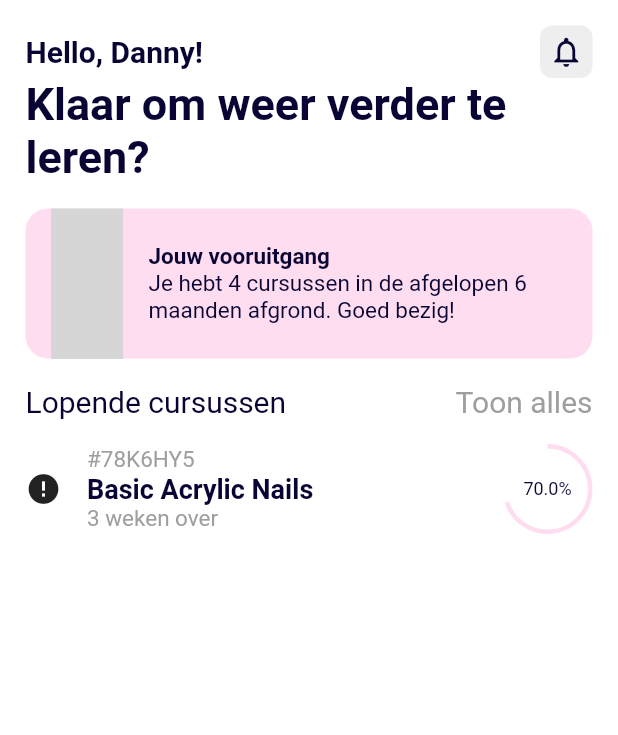
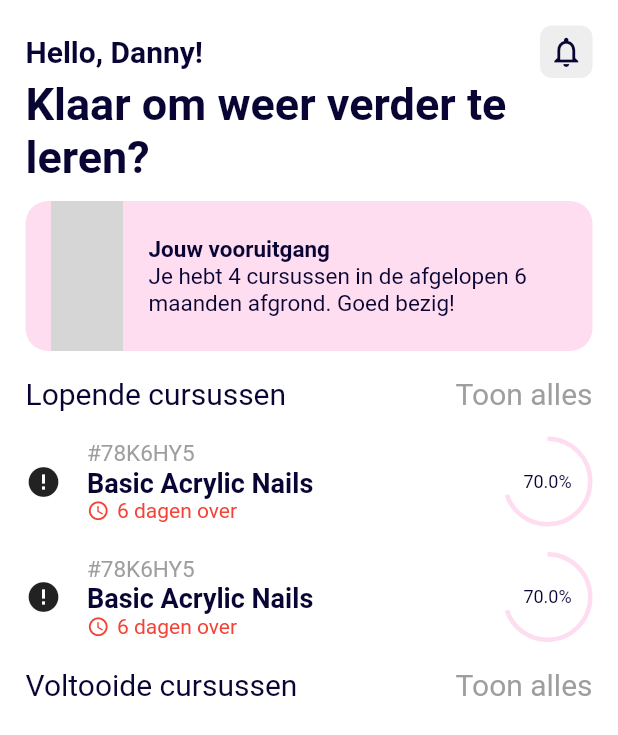
Before and after one commit to dannyajc/nailstudy_app_flutter, a Flutter app: the screen it shows after launch, on a phone screen of 412 x 824 dp. Shown: the top 735 px of the screen. Run offline on Flutter 3.47's test engine with Material 2 defaults, Android fonts, the light colour scheme and no system bars; drawn by our look-alikes of cached_network_image, percent_indicator; our stand-ins replace flutter_svg; network calls fail; Roboto replaces fonts that are missing (SF Pro Display); project files that could hold a hidden picture were left out; grey boxes are pictures that could not be loaded.

Commit message:
Fix expiry indicator

```diff
--- a/lib/screens/home/home_page.dart
+++ b/lib/screens/home/home_page.dart
@@ -23,6 +23,10 @@ class HomePage extends StatelessWidget {
             padding: const EdgeInsets.all(kDefaultPadding),
             child: Column(
               crossAxisAlignment: CrossAxisAlignment.start,
+              children: [
+                SizedBox(
+                  height: 100,
+                  child: Column(
                     children: [
                       Row(
                         mainAxisAlignment: MainAxisAlignment.spaceBetween,
@@ -55,6 +59,12 @@ class HomePage extends StatelessWidget {
                                 fontSize: kHeader1,
                                 color: kSecondaryColor)),
                       ),
+                    ],
+                  ),
+                ),
+                SingleChildScrollView(
+                  child: Column(
+                    children: [
                       const SizedBox(
                         height: kDefaultPadding,
                       ),
@@ -68,11 +78,30 @@ class HomePage extends StatelessWidget {
                                   fontSize: kHeader2, color: kSecondaryColor)),
                           //TODO BUTTON
                           Text('Toon alles',
-                        style: TextStyle(fontSize: kHeader2, color: kGrey))
+                              style:
+                                  TextStyle(fontSize: kHeader2, color: kGrey))
                         ],
                       ),
                       addVerticalSpace(),
                       ProgressCourse(),
+                      addVerticalSpace(),
+                      ProgressCourse(),
+                      addVerticalSpace(),
+                      Row(
+                        mainAxisAlignment: MainAxisAlignment.spaceBetween,
+                        children: const [
+                          Text('Voltooide cursussen',
+                              style: TextStyle(
+                                  fontSize: kHeader2, color: kSecondaryColor)),
+                          //TODO BUTTON
+                          Text('Toon alles',
+                              style:
+                                  TextStyle(fontSize: kHeader2, color: kGrey))
+                        ],
+                      ),
+                    ],
+                  ),
+                )
               ],
             )),
       ),
--- a/lib/widgets/expiry_indicator.dart
+++ b/lib/widgets/expiry_indicator.dart
@@ -1,29 +1,43 @@
 import 'package:flutter/material.dart';
+import 'package:nailstudy_app_flutter/constants.dart';
 
 class ExpiryIndicator extends StatelessWidget {
+  final daysLeft;
+
   const ExpiryIndicator({
     Key? key,
+    @required this.daysLeft,
   }) : super(key: key);
 
   @override
   Widget build(BuildContext context) {
+    var concatString = '';
+
+    if (daysLeft < 14) {
+      concatString = '$daysLeft dagen over';
+    }
+    if (daysLeft >= 14) {
+      var weeks = (daysLeft / 7);
+      concatString = '${weeks.round()} weken over';
+    }
+
     return Row(
-      mainAxisAlignment: MainAxisAlignment.center,
+      mainAxisAlignment: MainAxisAlignment.start,
       children: [
-        const Icon(
+        Icon(
           Icons.schedule,
           size: 15,
-          color: Colors.red,
+          color: daysLeft < 7 ? Colors.red : kGrey,
         ),
         const SizedBox(
           width: 5,
         ),
         Text(
-          '2 dagen over',
+          concatString,
           style: Theme.of(context)
               .textTheme
               .bodyText2!
-              .copyWith(color: Colors.red),
+              .copyWith(color: daysLeft < 7 ? Colors.red : kGrey),
         ),
       ],
     );
--- a/lib/widgets/progress_course.dart
+++ b/lib/widgets/progress_course.dart
@@ -1,6 +1,7 @@
 import 'package:cached_network_image/cached_network_image.dart';
 import 'package:flutter/material.dart';
 import 'package:nailstudy_app_flutter/constants.dart';
+import 'package:nailstudy_app_flutter/widgets/expiry_indicator.dart';
 import 'package:percent_indicator/percent_indicator.dart';
 
 class ProgressCourse extends StatelessWidget {
@@ -48,8 +49,9 @@ class ProgressCourse extends StatelessWidget {
                         fontWeight: FontWeight.bold,
                         fontSize: kSubtitle1,
                         color: kSecondaryColor)),
-                Text('3 weken over',
-                    style: TextStyle(fontSize: kParagraph1, color: kGrey)),
+                ExpiryIndicator(
+                  daysLeft: 6,
+                )
               ],
             ),
           ),
```
Lines whose indentation alone changed are shown as unchanged.
